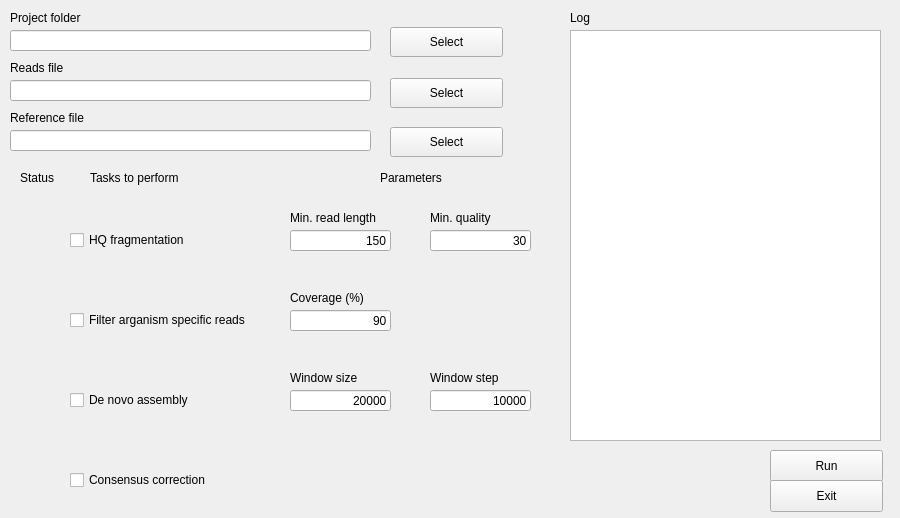
Old version of the form src/GUI/GUI.ui in the repository salvocamiolo/PacBioRead.
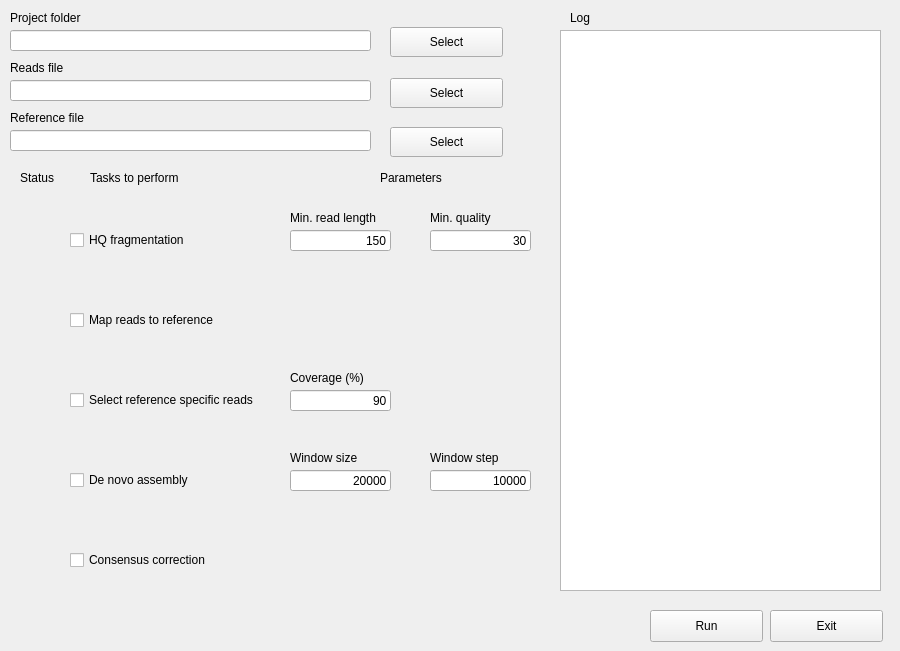
New version of the form. Icons and pictures are not drawn.

The edit to the form file:
```diff
--- a/src/GUI/GUI.ui
+++ b/src/GUI/GUI.ui
@@ -7,7 +7,7 @@
     <x>0</x>
     <y>0</y>
     <width>900</width>
-    <height>518</height>
+    <height>651</height>
    </rect>
   </property>
   <property name="windowTitle">
@@ -263,7 +263,7 @@
     <pixmap>../Images/1024px-Green_tick.png</pixmap>
    </property>
   </widget>
-  <widget class="QCheckBox" name="readFilteringCheckBox">
+  <widget class="QCheckBox" name="readsMappingCheckBox">
    <property name="geometry">
     <rect>
      <x>70</x>
@@ -273,14 +273,14 @@
     </rect>
    </property>
    <property name="text">
-    <string>Filter arganism specific reads</string>
+    <string>Map reads to reference</string>
    </property>
   </widget>
   <widget class="QLineEdit" name="coverageLineEdit">
    <property name="geometry">
     <rect>
      <x>290</x>
-     <y>310</y>
+     <y>390</y>
      <width>101</width>
      <height>21</height>
     </rect>
@@ -296,7 +296,7 @@
    <property name="geometry">
     <rect>
      <x>290</x>
-     <y>290</y>
+     <y>370</y>
      <width>101</width>
      <height>16</height>
     </rect>
@@ -309,7 +309,7 @@
    <property name="geometry">
     <rect>
      <x>70</x>
-     <y>390</y>
+     <y>470</y>
      <width>211</width>
      <height>20</height>
     </rect>
@@ -322,7 +322,7 @@
    <property name="geometry">
     <rect>
      <x>30</x>
-     <y>380</y>
+     <y>460</y>
      <width>31</width>
      <height>31</height>
     </rect>
@@ -338,7 +338,7 @@
    <property name="geometry">
     <rect>
      <x>290</x>
-     <y>370</y>
+     <y>450</y>
      <width>101</width>
      <height>16</height>
     </rect>
@@ -351,7 +351,7 @@
    <property name="geometry">
     <rect>
      <x>290</x>
-     <y>390</y>
+     <y>470</y>
      <width>101</width>
      <height>21</height>
     </rect>
@@ -367,7 +367,7 @@
    <property name="geometry">
     <rect>
      <x>430</x>
-     <y>390</y>
+     <y>470</y>
      <width>101</width>
      <height>21</height>
     </rect>
@@ -383,7 +383,7 @@
    <property name="geometry">
     <rect>
      <x>430</x>
-     <y>370</y>
+     <y>450</y>
      <width>101</width>
      <height>16</height>
     </rect>
@@ -396,7 +396,7 @@
    <property name="geometry">
     <rect>
      <x>70</x>
-     <y>470</y>
+     <y>550</y>
      <width>211</width>
      <height>20</height>
     </rect>
@@ -409,7 +409,7 @@
    <property name="geometry">
     <rect>
      <x>30</x>
-     <y>460</y>
+     <y>540</y>
      <width>31</width>
      <height>31</height>
     </rect>
@@ -424,8 +424,8 @@
   <widget class="QPushButton" name="runButton">
    <property name="geometry">
     <rect>
-     <x>770</x>
-     <y>450</y>
+     <x>650</x>
+     <y>610</y>
      <width>113</width>
      <height>32</height>
     </rect>
@@ -438,7 +438,7 @@
    <property name="geometry">
     <rect>
      <x>770</x>
-     <y>480</y>
+     <y>610</y>
      <width>113</width>
      <height>32</height>
     </rect>
@@ -447,16 +447,6 @@
     <string>Exit</string>
    </property>
   </widget>
-  <widget class="QPlainTextEdit" name="plainTextEdit">
-   <property name="geometry">
-    <rect>
-     <x>570</x>
-     <y>30</y>
-     <width>311</width>
-     <height>411</height>
-    </rect>
-   </property>
-  </widget>
   <widget class="QLabel" name="label_16">
    <property name="geometry">
     <rect>
@@ -470,6 +460,45 @@
     <string>Log </string>
    </property>
   </widget>
+  <widget class="QCheckBox" name="readFilteringCheckBox">
+   <property name="geometry">
+    <rect>
+     <x>70</x>
+     <y>390</y>
+     <width>211</width>
+     <height>20</height>
+    </rect>
+   </property>
+   <property name="text">
+    <string>Select reference specific reads</string>
+   </property>
+  </widget>
+  <widget class="QLabel" name="specificReadsLabel">
+   <property name="geometry">
+    <rect>
+     <x>30</x>
+     <y>380</y>
+     <width>31</width>
+     <height>31</height>
+    </rect>
+   </property>
+   <property name="text">
+    <string/>
+   </property>
+   <property name="pixmap">
+    <pixmap>../Images/1024px-Green_tick.png</pixmap>
+   </property>
+  </widget>
+  <widget class="QTextEdit" name="logTextEdit">
+   <property name="geometry">
+    <rect>
+     <x>560</x>
+     <y>30</y>
+     <width>321</width>
+     <height>561</height>
+    </rect>
+   </property>
+  </widget>
  </widget>
  <resources/>
  <connections/>
```
Left out of the diff: 8 changed lines with no effect on the pictures.
